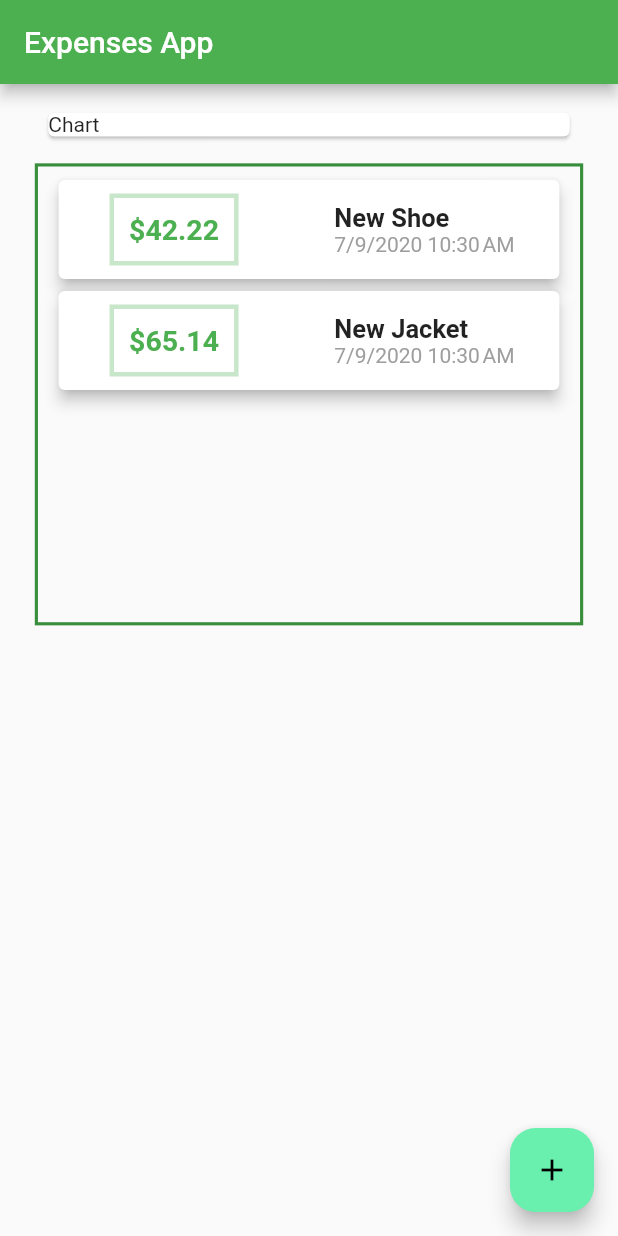
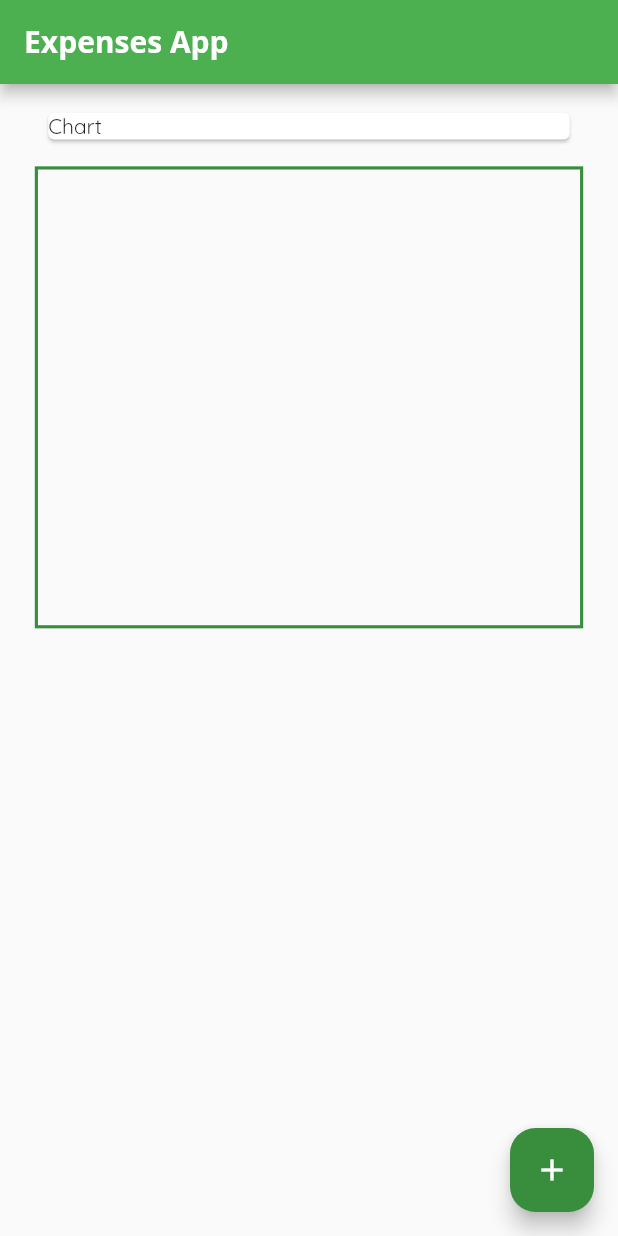
Before and after one commit to dimasday90/expenses_app_flutter, a Flutter app: the screen it shows after launch, on a phone screen of 412 x 824 dp. Run offline on Flutter 3.47's test engine with Material 2 defaults, Android fonts, the phone set to English and light mode, and no system bars.

Commit message:
main dart udpates - adding additional themes - empty transactions for new user - created new delete transaction function - insert argument to Chart widget - insert delete function into TransactionList widget

```diff
--- a/lib/main.dart
+++ b/lib/main.dart
@@ -14,7 +14,21 @@ class MyApp extends StatelessWidget {
       debugShowCheckedModeBanner: false,
       title: 'Expenses App',
       theme: ThemeData(
-          primarySwatch: Colors.green, accentColor: Colors.greenAccent),
+        primarySwatch: Colors.green,
+        accentColor: Colors.green[700],
+        errorColor: Colors.red,
+        fontFamily: 'Quicksand',
+        appBarTheme: AppBarTheme(
+          textTheme: ThemeData.light().textTheme.copyWith(
+                headline6: TextStyle(
+                  fontFamily: 'OpenSans',
+                  fontSize: 20,
+                  fontWeight: FontWeight.w700,
+                ),
+                button: TextStyle(color: Colors.white),
+              ),
+        ),
+      ),
       home: MyHomePage(),
     );
   }
@@ -26,21 +40,27 @@ class MyHomePage extends StatefulWidget {
 }
 
 class _MyHomePageState extends State<MyHomePage> {
-  final List<Transaction> _transactions = [
-    Transaction(id: 1, title: 'New Shoe', amount: 42.22, date: DateTime.now()),
-    Transaction(id: 2, title: 'New Jacket', amount: 65.14, date: DateTime.now())
-  ];
+  final List<Transaction> _transactions = [];
 
-  var idCounter = 2;
+  var _idCounter = 1;
 
-  void _addNewTransaction(String txTitle, double txAmount) {
+  List<Transaction> get _recentTransactions {
+    return _transactions.where((tx) {
+      return tx.date.isAfter(DateTime.now().subtract(Duration(days: 7)));
+    }).toList();
+  }
+
+  void _addNewTransaction(
+      String txTitle, double txAmount, DateTime selectedDate) {
     final newTx = Transaction(
-        id: idCounter + 1,
-        title: txTitle,
-        amount: txAmount,
-        date: DateTime.now());
+      id: _idCounter,
+      title: txTitle,
+      amount: txAmount,
+      date: selectedDate,
+    );
 
     setState(() {
+      _idCounter += 1;
       _transactions.add(newTx);
     });
   }
@@ -53,12 +73,19 @@ class _MyHomePageState extends State<MyHomePage> {
             onTap: null,
             behavior: HitTestBehavior.opaque,
             child: Container(
+              padding: EdgeInsets.symmetric(horizontal: 10.1),
               child: NewTransaction(
                 addTransactionHandler: _addNewTransaction,
               ),
             ),
           );
         });
+  }
+
+  void _deleteTransaction(int id) {
+    setState(() {
+      _transactions.removeWhere((transaction) => transaction.id == id);
+    });
   }
 
   @override
@@ -73,9 +100,12 @@ class _MyHomePageState extends State<MyHomePage> {
             margin: EdgeInsets.symmetric(vertical: 10.0, horizontal: 23.2),
             child: Column(
               children: <Widget>[
-                Chart(), //*from './widgets/chart.dart'
+                Chart(
+                  recentTransactions: _recentTransactions,
+                ), //*from './widgets/chart.dart'
                 TransactionList(
                   transactions: _transactions,
+                  deleteTransaction: _deleteTransaction,
                 ), //*from './widgets/transaction_list.dart'
               ],
             ),
```
